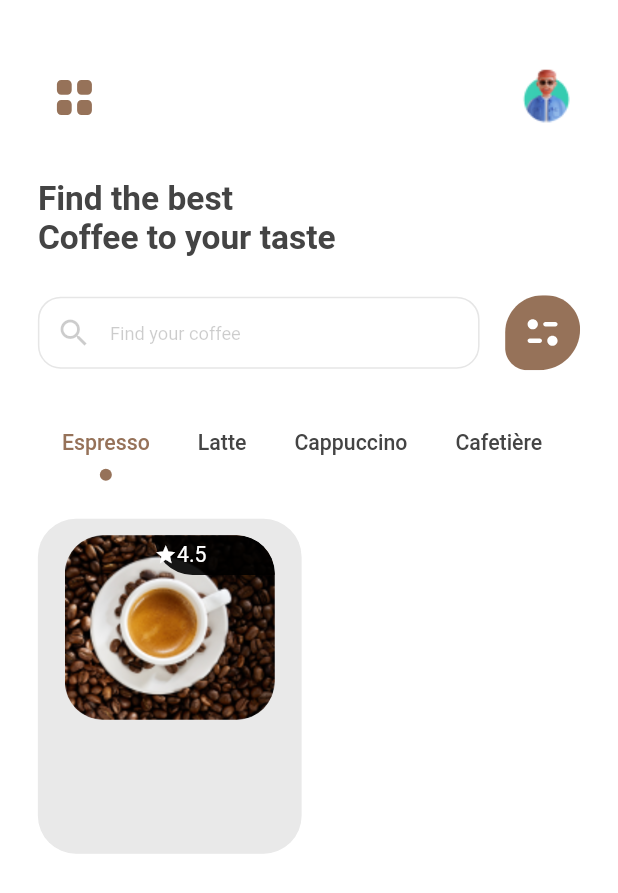
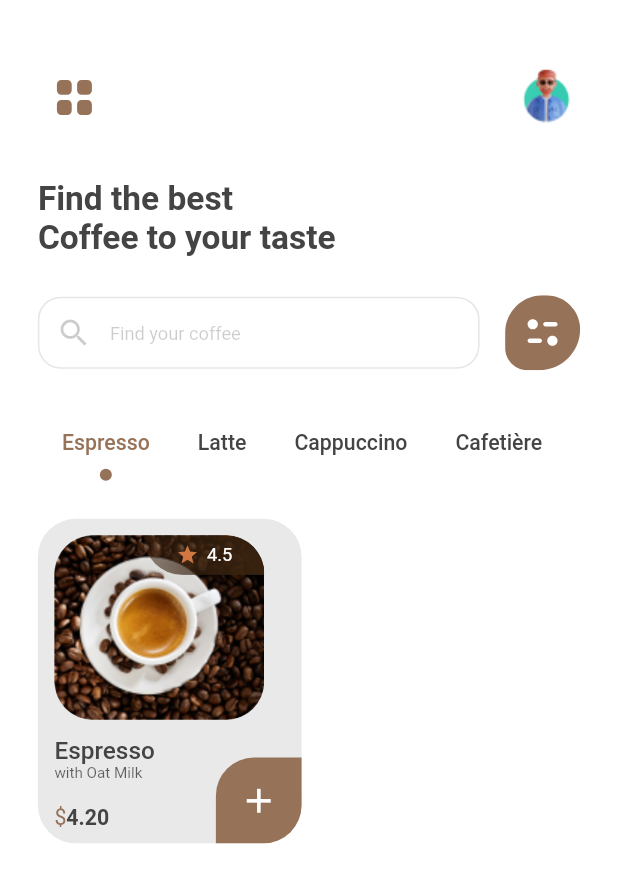
Before and after one commit to enoch-aik/coffee_app_ui, a Flutter app: the HomeScreen screen opened by its route, on a phone screen of 412 x 824 dp. Shown: the top 893 px of the screen. Run offline on Flutter 3.47's test engine with Material 2 defaults, Android fonts, the phone set to English and light mode, and no system bars; our stand-ins replace flutter_screenutil, flutter_svg, go_router, google_fonts; Roboto replaces fonts that are missing (SP Pro Display).

Commit message:
completed coffee card and added default textStyle

```diff
--- a/lib/exports.dart
+++ b/lib/exports.dart
@@ -4,3 +4,4 @@ export 'package:flutter_screenutil/flutter_screenutil.dart';
 export 'package:go_router/go_router.dart';
 export 'package:coffee_app_ui/src/res/color.dart';
 export 'package:coffee_app_ui/src/widgets/scaffold.dart';
+export 'package:coffee_app_ui/src/res/style.dart';
--- a/lib/src/res/color.dart
+++ b/lib/src/res/color.dart
@@ -4,12 +4,14 @@ class CustomColors {
   static Color lightThemeBgColor = const Color(0xffECE0D1);
   static Color darkThemeBgColor = const Color(0xff1A1C29);
   static Color brownTextColor = const Color(0xff38220F);
-  static Color darkTextColor = const Color(0xff444444);
+  static Color defaultTextColor = const Color(0xff444444);
   static Color fadedTextColor = const Color.fromRGBO(68, 68, 68, 0.6);
   static Color textFieldColor = const Color.fromRGBO(0, 0, 0, 0.1);
   static Color textFieldHintColor = const Color.fromRGBO(0, 0, 0, 0.2);
+  static Color starColor = const Color(0xffD17842);
   static Color brown = const Color(0xff967259);
   static Color white = Colors.white;
+
   static Color black = Colors.black;
   static Color transparent = Colors.transparent;
 }
--- /dev/null
+++ b/lib/src/res/style.dart
@@ -0,0 +1,7 @@
+import 'package:coffee_app_ui/exports.dart';
+
+final TextStyle defaultStyle = TextStyle(
+    fontFamily: 'SP Pro Display',
+    color: CustomColors.defaultTextColor,
+    fontSize: 14.sp,
+    fontWeight: FontWeight.w400);
--- a/lib/src/res/theme.dart
+++ b/lib/src/res/theme.dart
@@ -1,4 +1,5 @@
 import 'package:coffee_app_ui/exports.dart';
+
 
 final ThemeData lightTheme = ThemeData(
     brightness: Brightness.light,
@@ -6,9 +7,10 @@ final ThemeData lightTheme = ThemeData(
     appBarTheme:
         AppBarTheme(backgroundColor: CustomColors.transparent, elevation: 0),
     inputDecorationTheme: InputDecorationTheme(
-            alignLabelWithHint: true,contentPadding: const EdgeInsets.only(top: 5),
-        hintStyle: TextStyle(
-            fontFamily: 'SP Pro Display', color: CustomColors.textFieldHintColor,fontSize: 12.sp),
+        alignLabelWithHint: true,
+        contentPadding: const EdgeInsets.only(top: 5),
+        hintStyle: defaultStyle.copyWith(
+            fontSize: 12.sp, color: CustomColors.textFieldHintColor),
         border: OutlineInputBorder(
             borderRadius: BorderRadius.circular(15.r),
             borderSide:
@@ -25,13 +27,13 @@ final ThemeData darkTheme = ThemeData(
     appBarTheme:
         AppBarTheme(backgroundColor: CustomColors.transparent, elevation: 0),
     inputDecorationTheme: InputDecorationTheme(
-            alignLabelWithHint: true,contentPadding: const EdgeInsets.only(top: 5),
-        hintStyle: TextStyle(
-            fontFamily: 'SP Pro Display', color: CustomColors.textFieldHintColor,fontSize: 12.sp),
+        alignLabelWithHint: true,
+        contentPadding: const EdgeInsets.only(top: 5),
+        hintStyle: defaultStyle.copyWith(
+            fontSize: 12.sp, color: CustomColors.textFieldHintColor),
         border: OutlineInputBorder(
             borderRadius: BorderRadius.circular(15.r),
-            borderSide: BorderSide(color: CustomColors.textFieldColor   )),
+            borderSide: BorderSide(color: CustomColors.textFieldColor)),
         enabledBorder: OutlineInputBorder(
             borderRadius: BorderRadius.circular(15.r),
-            borderSide:
-                BorderSide(color: CustomColors.textFieldColor))));
+            borderSide: BorderSide(color: CustomColors.textFieldColor))));
--- a/lib/src/screens/home/screen.dart
+++ b/lib/src/screens/home/screen.dart
@@ -34,7 +34,7 @@ class HomeScreen extends StatelessWidget {
                     'Find the best\nCoffee to your taste',
                     fontWeight: FontWeight.w600,
                     fontSize: 22.sp,
-                    color: CustomColors.darkTextColor,
+                    color: CustomColors.defaultTextColor,
                   ),
                 ),
 
@@ -77,7 +77,7 @@ class HomeScreen extends StatelessWidget {
                       ),
                       padding: EdgeInsets.zero,
                       isScrollable: true,
-                      unselectedLabelColor: CustomColors.darkTextColor,
+                      unselectedLabelColor: CustomColors.defaultTextColor,
                       tabs: const [
                         Tab(
                           text: 'Espresso',
@@ -96,7 +96,7 @@ class HomeScreen extends StatelessWidget {
 //COFFEE CARD
                 Container(
                   width: 160.w,
-                  height: 220.h,
+                  //height: 220.h,
                   decoration: BoxDecoration(
                       color: CustomColors.white.withOpacity(0.1),
                       borderRadius: BorderRadius.circular(25.r),
@@ -104,6 +104,7 @@ class HomeScreen extends StatelessWidget {
                         BoxShadow(color: Color.fromRGBO(0, 0, 0, 0.1))
                       ]),
                   child: Column(
+                    crossAxisAlignment: CrossAxisAlignment.start,
                     children: [
                       Padding(
                         padding: EdgeInsets.all(10.w),
@@ -120,30 +121,104 @@ class HomeScreen extends StatelessWidget {
                               Positioned(
                                 right: 0,
                                 top: 0,
+                                child: ClipRRect(
+                                  borderRadius: BorderRadius.only(
+                                      bottomLeft: Radius.circular(25.r),
+                                      topRight: Radius.circular(25.r)),
                                   child: Container(
                                     width: 73.w,
                                     height: 26.h,
                                     decoration: BoxDecoration(
-                                      color: Color.fromRGBO(0, 0, 0, 0.9),
-                                      borderRadius: BorderRadius.only(
-                                          bottomLeft: Radius.circular(25.r),
-                                          topRight: Radius.circular(25.r))),
+                                        color: CustomColors.brown,
+                                        //color: Color.fromRGBO(0, 0, 0, 0.9),
+                                        gradient: LinearGradient(colors: [
+                                          CustomColors.brownTextColor
+                                              .withOpacity(0.5),
+                                          CustomColors.brownTextColor
+                                        ])),
                                     child: Row(
+                                      mainAxisAlignment:
+                                          MainAxisAlignment.center,
+                                      crossAxisAlignment:
+                                          CrossAxisAlignment.center,
                                       children: [
                                         Icon(
                                           Icons.star,
-                                        color: Colors.white,size: 15,
+                                          color: CustomColors.starColor,
+                                          size: 15,
                                         ),
-                                      KText(
+                                        Padding(
+                                          padding: EdgeInsets.only(left: 5.w),
+                                          child: KText(
                                             '4.5',
                                             color: CustomColors.white,
+                                            fontSize: 12.sp,
+                                          ),
                                         )
                                       ],
+                                    ),
                                   ),
                                 ),
                               )
                             ],
                           ),
+                        ),
+                      ),
+                      Padding(
+                        padding: EdgeInsets.only(left: 10.w),
+                        child: Row(
+                          mainAxisAlignment: MainAxisAlignment.spaceBetween,
+                          crossAxisAlignment: CrossAxisAlignment.end,
+                          children: [
+                            Padding(
+                              padding:  EdgeInsets.only(bottom: 8.h),
+                              child: Column(
+                                crossAxisAlignment: CrossAxisAlignment.start,
+                                children: [
+                                  KText(
+                                    'Espresso',
+                                    fontSize: 16.sp,
+                                    fontWeight: FontWeight.w500,
+                                  ),
+                                  Padding(
+                                    padding: EdgeInsets.only(bottom: 15.h),
+                                    child: KText(
+                                      'with Oat Milk',
+                                      fontSize: 10.sp,
+                                      color: CustomColors.black.withOpacity(0.6),
+                                    ),
+                                  ),
+                                  Text.rich(TextSpan(
+                                      children: [
+                                        TextSpan(
+                                            text: '\$',
+                                            style: defaultStyle.copyWith(
+                                                color: CustomColors.brown)),
+                                        const TextSpan(
+                                          text: '4.20',
+                                        )
+                                      ],
+                                      style: defaultStyle.copyWith(
+                                          fontWeight: FontWeight.w600)))
+                                ],
+                              ),
+                            ),
+                            Container(
+                              height: 52.w,
+                              width: 52.w,
+                              decoration: BoxDecoration(
+                                  color: CustomColors.brown,
+                                  borderRadius: BorderRadius.only(
+                                      topLeft: Radius.circular(25.r),
+                                      bottomRight: Radius.circular(25.r))),
+                              alignment: Alignment.center,
+                              child: Icon(
+                                Icons.add,
+                                color: CustomColors.white,
+                                size: 27,
+                              ),
+                            )
+                          ],
                         ),
                       )
                     ],
--- a/lib/src/widgets/text.dart
+++ b/lib/src/widgets/text.dart
@@ -26,12 +26,12 @@ class KText extends StatelessWidget {
     return Text(text,
         textAlign: textAlign,
         overflow: overflow,
-        style: TextStyle(
+        style: defaultStyle.copyWith(
           fontFamily: 'SP Pro Display',
           decoration: decoration,
           fontSize: fontSize ?? 14.sp,
           height: lineHeight,
-          color: color ?? CustomColors.brownTextColor,
+          color: color ?? CustomColors.defaultTextColor,
           fontWeight: fontWeight ?? FontWeight.w400,
         ));
   }
```
Also changed, not shown: lib/src/screens/splash/screen.dart (+5 -3 lines). Lines whose indentation alone changed are shown as unchanged.
